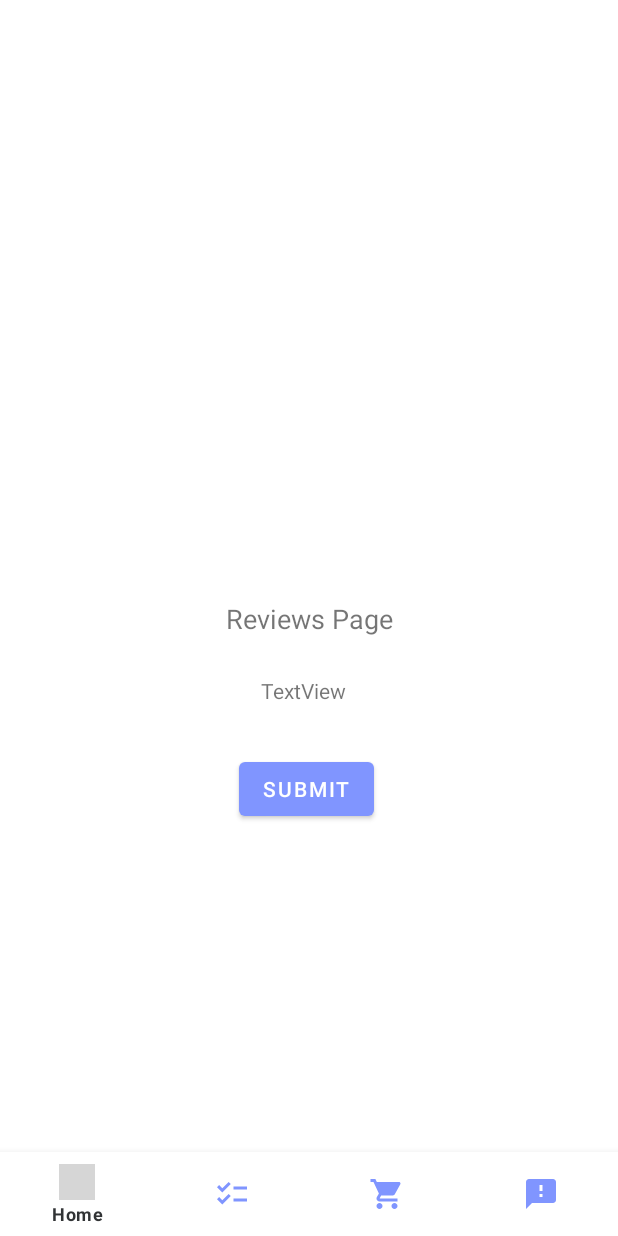
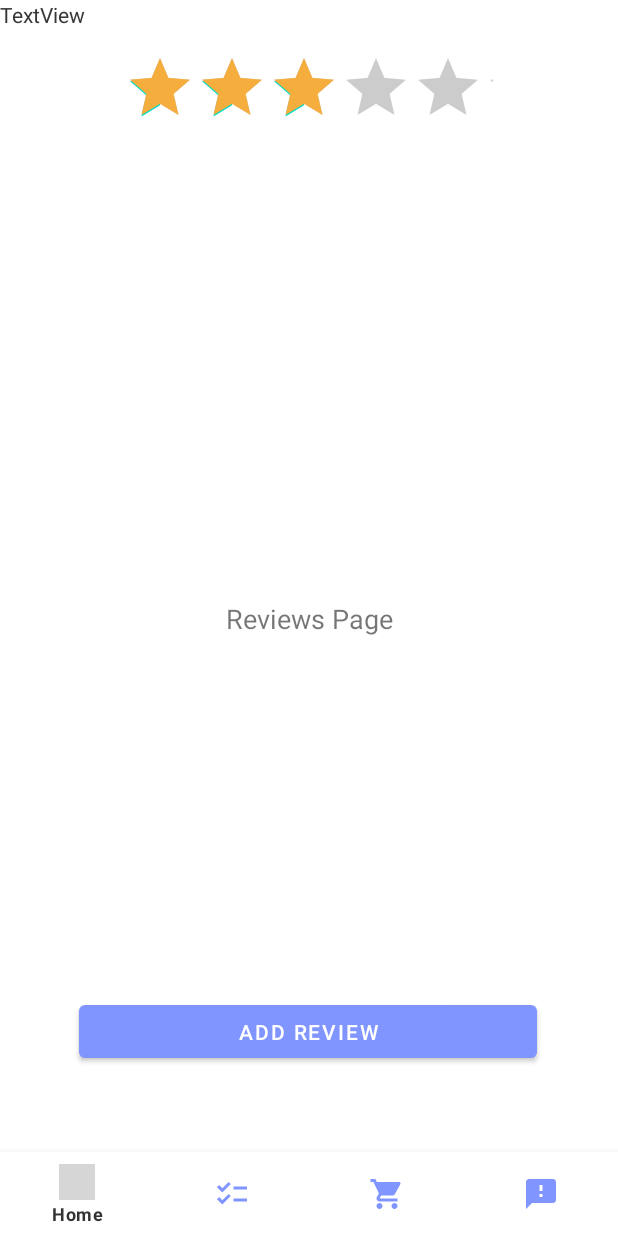
Before and after one commit to SithumKavinda/WellWork, an Android app: the fragment fragment_reviews placed in its activity, on a phone screen of 412 x 824 dp. Run offline under Robolectric (Android 15) with nearby library versions, the phone set to English and light mode, and no system bars; grey boxes are pictures that could not be loaded.

Commit message:
Rate bar added

```diff
--- a/app/src/main/res/layout/fragment_reviews.xml
+++ b/app/src/main/res/layout/fragment_reviews.xml
@@ -18,24 +18,52 @@
 
     <Button
         android:id="@+id/button"
-        android:layout_width="wrap_content"
-        android:layout_height="wrap_content"
-        android:layout_marginStart="159dp"
-        android:layout_marginLeft="159dp"
-        android:layout_marginTop="77dp"
-        android:text="Submit"
+        android:layout_width="305dp"
+        android:layout_height="47dp"
+        android:layout_marginStart="52dp"
+        android:layout_marginLeft="52dp"
+        android:layout_marginTop="216dp"
+        android:layout_marginEnd="54dp"
+        android:layout_marginRight="54dp"
+        android:layout_marginBottom="90dp"
+        android:text="Add Review"
+        app:layout_constraintBottom_toBottomOf="parent"
+        app:layout_constraintEnd_toEndOf="parent"
         app:layout_constraintStart_toStartOf="parent"
         app:layout_constraintTop_toBottomOf="@+id/textView" />
 
+    <RatingBar
+        android:id="@+id/ratingBar"
+        android:layout_width="246dp"
+        android:layout_height="50dp"
+        android:layout_marginStart="82dp"
+        android:layout_marginLeft="82dp"
+        android:layout_marginTop="15dp"
+        android:layout_marginEnd="83dp"
+        android:layout_marginRight="83dp"
+        android:numStars="5"
+        android:progressBackgroundTint="#CCCCCC"
+        android:progressTint="#F5AE3D"
+        android:rating="3"
+        android:stepSize="0.5"
+        app:layout_constraintEnd_toEndOf="parent"
+        app:layout_constraintStart_toStartOf="parent"
+        app:layout_constraintTop_toBottomOf="@+id/textView4" />
+
     <TextView
-        android:id="@+id/textView3"
+        android:id="@+id/textView4"
         android:layout_width="wrap_content"
         android:layout_height="wrap_content"
-        android:layout_marginTop="26dp"
-        android:layout_marginEnd="181dp"
-        android:layout_marginRight="181dp"
         android:text="TextView"
-        app:layout_constraintEnd_toEndOf="parent"
-        app:layout_constraintTop_toBottomOf="@+id/textView" />
+        tools:layout_editor_absoluteX="176dp"
+        tools:layout_editor_absoluteY="149dp" />
+
+    <TextView
+        android:id="@+id/textView5"
+        android:layout_width="wrap_content"
+        android:layout_height="wrap_content"
+        android:text="TextView"
+        tools:layout_editor_absoluteX="176dp"
+        tools:layout_editor_absoluteY="253dp" />
 
 </androidx.constraintlayout.widget.ConstraintLayout>
```
